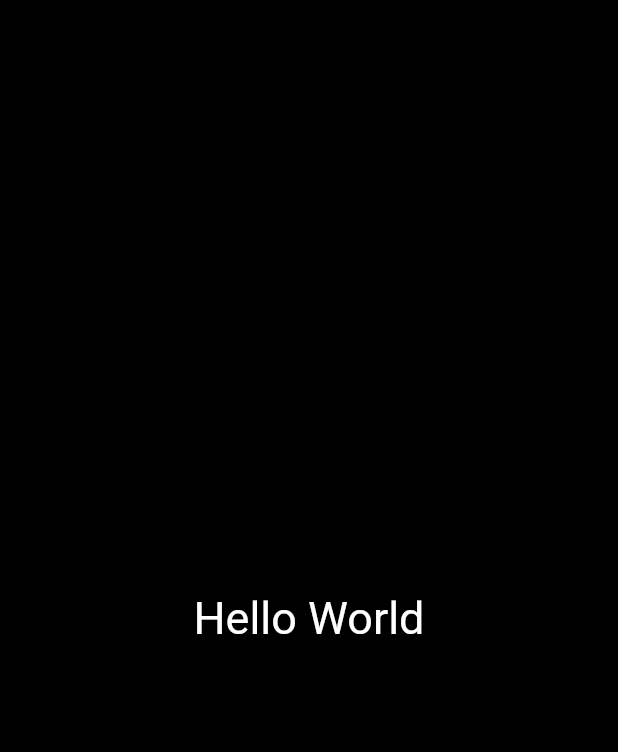
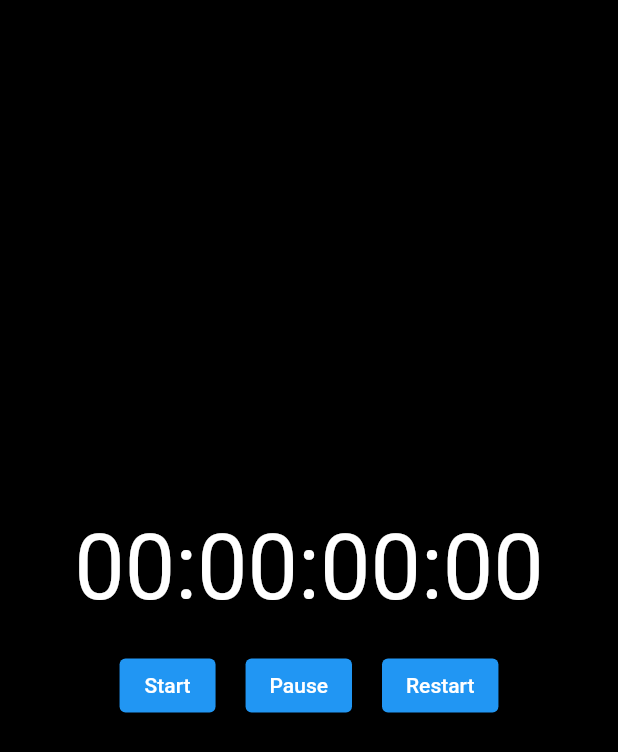
Before and after one commit to bujosa/columba, a Flutter app: the screen it shows after launch, on a phone screen of 412 x 824 dp. Shown: the top 752 px of the screen. Run offline on Flutter 3.47's test engine with Material 2 defaults, Android fonts, the phone set to English and light mode, and no system bars.

Commit message:
feat: finish time provider logic

```diff
--- a/lib/presentation/pages/cronometer.dart
+++ b/lib/presentation/pages/cronometer.dart
@@ -1,4 +1,6 @@
 import 'package:flutter/material.dart';
+import 'package:provider/provider.dart';
+import '../providers/timer_provider.dart';
 
 class Cronometer extends StatefulWidget {
   const Cronometer({Key? key}) : super(key: key);
@@ -10,13 +12,46 @@ class Cronometer extends StatefulWidget {
 class _CronometerState extends State<Cronometer> {
   @override
   Widget build(BuildContext context) {
-    return Scaffold(
-      body: Container(
-        color: Colors.black,
-        alignment: Alignment.center,
-        child: const Text('Hello World',
-            style: TextStyle(color: Colors.white, fontSize: 30)),
-      ),
+    final timerProvider = Provider.of<TimerProvider>(context);
+
+    return Column(
+      mainAxisAlignment: MainAxisAlignment.center,
+      children: [
+        Text(
+          context
+              .select((TimerProvider timeProvider) => timeProvider.currentTime),
+          style: const TextStyle(
+            color: Colors.white,
+            fontSize: 60,
+          ),
+        ),
+        const SizedBox(height: 20),
+        Row(
+          mainAxisAlignment: MainAxisAlignment.center,
+          children: [
+            ElevatedButton(
+              onPressed: () {
+                timerProvider.startTimer();
+              },
+              child: const Text('Start'),
+            ),
+            const SizedBox(width: 20),
+            ElevatedButton(
+              onPressed: () {
+                timerProvider.pauseTimer();
+              },
+              child: const Text('Pause'),
+            ),
+            const SizedBox(width: 20),
+            ElevatedButton(
+              onPressed: () {
+                timerProvider.restartTimer();
+              },
+              child: const Text('Restart'),
+            ),
+          ],
+        ),
+      ],
     );
   }
 }
--- a/lib/presentation/providers/timer_provider.dart
+++ b/lib/presentation/providers/timer_provider.dart
@@ -1,12 +1,19 @@
+import 'dart:async';
 import 'package:flutter/material.dart';
 
 class TimerProvider extends ChangeNotifier {
-  Duration duration = const Duration(seconds: 60);
+  late Timer timer;
+  int time = 0;
   bool isPaused = false;
+  bool isRunning = false;
 
   void startTimer() {
     isPaused = false;
-    notifyListeners();
+    isRunning = true;
+    timer = Timer.periodic(const Duration(milliseconds: 100), (timer) {
+      isPaused ? timer.cancel() : time += 100;
+      notifyListeners();
+    });
   }
 
   void pauseTimer() {
@@ -17,13 +24,34 @@ class TimerProvider extends ChangeNotifier {
   }
 
   void restartTimer() {
-    duration = const Duration(seconds: 60);
+    time = 0;
+    isPaused = false;
+    isRunning = false;
     notifyListeners();
   }
 
   void resumeTimer() {
     if (!isPaused) return;
     isPaused = false;
+    startTimer();
     notifyListeners();
   }
+
+  String get currentTime {
+    if (!isRunning) {
+      return '00:00:00:00';
+    }
+    // Miliseconds to hours, minutes, seconds and miliseconds
+    final hours = ((time / 1000) / 60 / 60).floor().toString().padLeft(2, '0');
+    final minutes = ((time / 1000) / 60).floor().toString().padLeft(2, '0');
+    final seconds = ((time / 1000) % 60).floor().toString().padLeft(2, '0');
+    final milliseconds = (time % 1000).floor().toString().padLeft(2, '0');
+
+    // final hours = ((time / 60) / 60).floor().toString().padLeft(2, '0');
+    // final minutes = ((time / 60) % 60).floor().toString().padLeft(2, '0');
+    // final seconds = (time % 60).floor().toString().padLeft(2, '0');
+    // final milliseconds = (time % 100).floor().toString().padLeft(2, '0');
+
+    return "$hours:$minutes:$seconds:$milliseconds";
+  }
 }
```
